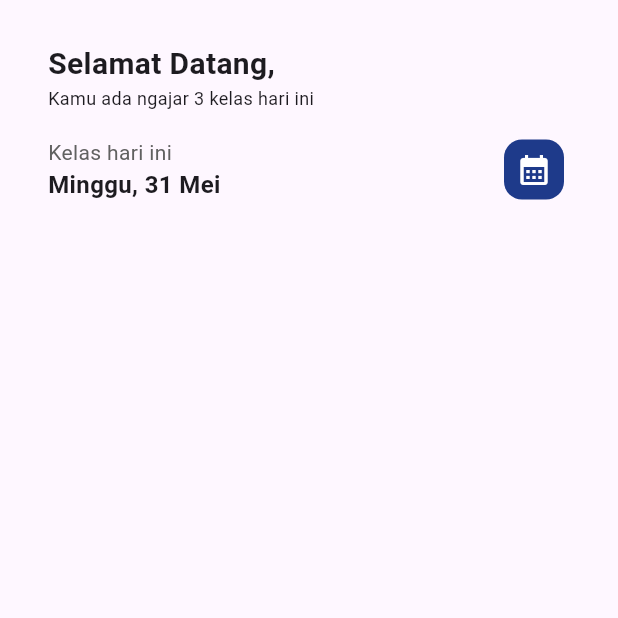
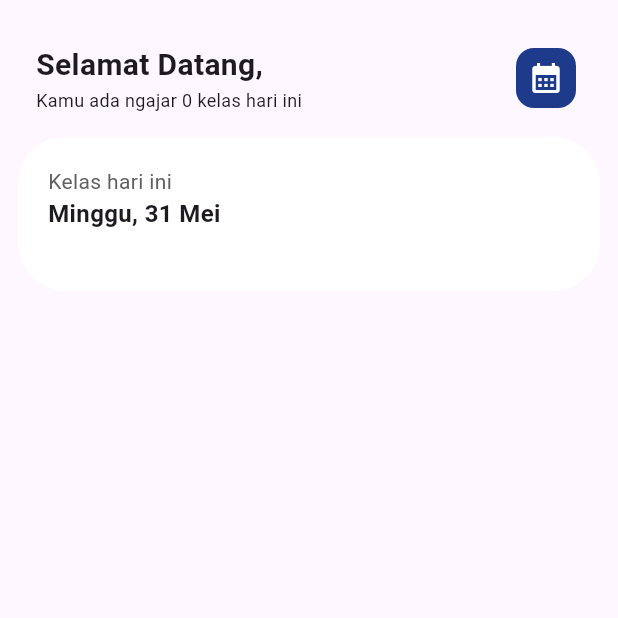
Before and after one commit to akufarish/pbl-simpadu-pegawai, a Flutter app: the NewDashboard screen opened directly, on a phone screen of 412 x 824 dp, the top half of it. Run offline on Flutter 3.47's test engine with Material 3 defaults, Android fonts, the phone set to English and light mode, and no system bars; our stand-ins replace dio, expandable_page_view, flutter_dotenv, jwt_decoder, shared_preferences, table_calendar; accounts and stored records are empty; network calls fail.

Commit message:
dashboard done

```diff
--- a/lib/screens/new_dashboard.dart
+++ b/lib/screens/new_dashboard.dart
@@ -34,15 +34,22 @@ class _NewDashboardState extends State<NewDashboard> {
 
     return Scaffold(
       body: Padding(
-        padding: const EdgeInsets.only(left: 32, right: 32),
+        padding: const EdgeInsets.only(left: 12, right: 12),
         child: PageView(
           children: [
             CustomScrollView(
               slivers: [
                 SliverPadding(
-                  padding: EdgeInsetsGeometry.fromLTRB(0, 28, 0, 15),
+                  padding: EdgeInsetsGeometry.only(
+                    top: 28,
+                    left: 12,
+                    right: 12,
+                  ),
                   sliver: SliverToBoxAdapter(
-                    child: Column(
+                    child: Row(
+                      mainAxisAlignment: MainAxisAlignment.spaceBetween,
+                      children: [
+                        Column(
                           crossAxisAlignment: CrossAxisAlignment.start,
                           children: [
                             Text(
@@ -53,7 +60,7 @@ class _NewDashboardState extends State<NewDashboard> {
                               ),
                             ),
                             Text(
-                          "Kamu ada ngajar 3 kelas hari ini",
+                              "Kamu ada ngajar ${sesiProvider.data?.length ?? 0} kelas hari ini",
                               style: TextStyle(
                                 fontSize: 12,
                                 fontWeight: FontWeight.w400,
@@ -61,14 +68,48 @@ class _NewDashboardState extends State<NewDashboard> {
                             ),
                           ],
                         ),
+                        IconButton(
+                          onPressed: () =>
+                              Navigator.pushNamed(context, "/kalender"),
+                          style: IconButton.styleFrom(
+                            backgroundColor: AppColors.primaryColor,
+                            shape: RoundedRectangleBorder(
+                              borderRadius: BorderRadius.circular(12),
                             ),
                           ),
-                SliverToBoxAdapter(
-                  child: Row(
-                    mainAxisAlignment: MainAxisAlignment.spaceBetween,
+                          icon: const Icon(
+                            Icons.calendar_month,
+                            color: Colors.white,
+                          ),
+                        ),
+                      ],
+                    ),
+                  ),
+                ),
+                SliverPadding(
+                  padding: EdgeInsetsGeometry.only(top: 15),
+                  sliver: sesiProvider.isLoading
+                      ? SliverToBoxAdapter(
+                          child: Center(child: CircularProgressIndicator()),
+                        )
+                      : SliverToBoxAdapter(
+                          child: Container(
+                            decoration: BoxDecoration(
+                              color: Colors.white,
+                              borderRadius: BorderRadius.circular(32),
+                            ),
+                            child: Column(
+                              crossAxisAlignment: CrossAxisAlignment.start,
                               children: [
-                      Column(
-                        crossAxisAlignment: CrossAxisAlignment.start,
+                                Padding(
+                                  padding: const EdgeInsets.only(
+                                    top: 20,
+                                    left: 20,
+                                    right: 20,
+                                  ),
+                                  child: Column(
+                                    crossAxisAlignment:
+                                        CrossAxisAlignment.start,
                                     children: [
                                       Text(
                                         "Kelas hari ini",
@@ -90,37 +131,35 @@ class _NewDashboardState extends State<NewDashboard> {
                                       ),
                                     ],
                                   ),
-                      IconButton(
-                        onPressed: () =>
-                            Navigator.pushNamed(context, "/kalender"),
-                        style: IconButton.styleFrom(
-                          backgroundColor: AppColors.primaryColor,
-                          shape: RoundedRectangleBorder(
-                            borderRadius: BorderRadius.circular(12),
                                 ),
+                                const SizedBox(height: 20),
+
+                                ListView.separated(
+                                  padding: const EdgeInsets.only(bottom: 20),
+                                  shrinkWrap: true,
+                                  physics: const NeverScrollableScrollPhysics(),
+                                  itemCount: sesiProvider.data!.length,
+                                  itemBuilder: (context, index) {
+                                    final sesi = sesiProvider.data![index];
+
+                                    return Padding(
+                                      padding: const EdgeInsets.symmetric(
+                                        horizontal: 20,
                                       ),
-                        icon: const Icon(
-                          Icons.calendar_month,
-                          color: Colors.white,
-                        ),
+                                      child: SesiCard(dataSesi: sesi),
+                                    );
+                                  },
+                                  separatorBuilder:
+                                      (BuildContext context, int index) {
+                                        return const Divider(
+                                          height: 32,
+                                          thickness: 1,
+                                        );
+                                      },
                                 ),
                               ],
                             ),
                           ),
-                SliverPadding(
-                  padding: EdgeInsetsGeometry.only(top: 15),
-                  sliver: sesiProvider.isLoading
-                      ? SliverToBoxAdapter(
-                          child: Center(child: CircularProgressIndicator()),
-                        )
-                      : SliverList(
-                          delegate: SliverChildBuilderDelegate((
-                            context,
-                            index,
-                          ) {
-                            final sesi = sesiProvider.data![index];
-                            return SesiCard(dataSesi: sesi);
-                          }, childCount: sesiProvider.data!.length),
                         ),
                 ),
               ],
```
Lines whose indentation alone changed are shown as unchanged.
